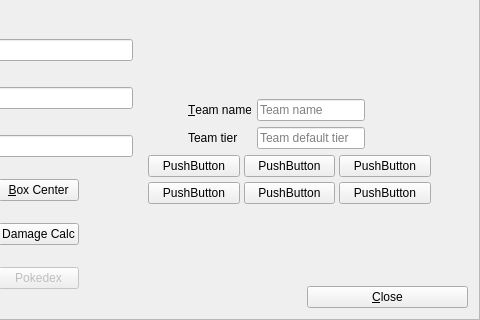
Before: the Qt Designer form src/Teambuilder/Teambuilder/trainermenu.ui in po-devs/pokemon-online, drawn with Qt 5; both pictures show x 257 to 737 and y 207 to 527 of the 737 by 527 pixel window.
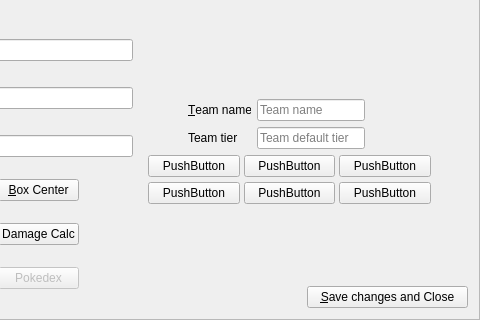
After: the same form once the commit is applied. Custom widgets are drawn as their Qt base class.

Commit message: Change "Close" to "Save changes and Close" in teambuilder

What changed in the file:
```diff
--- a/src/Teambuilder/Teambuilder/trainermenu.ui
+++ b/src/Teambuilder/Teambuilder/trainermenu.ui
@@ -612,7 +612,7 @@
    <item row="3" column="6">
     <widget class="QPushButton" name="close">
      <property name="text">
-      <string>&amp;Close</string>
+      <string>&amp;Save changes and Close</string>
      </property>
     </widget>
    </item>
```
